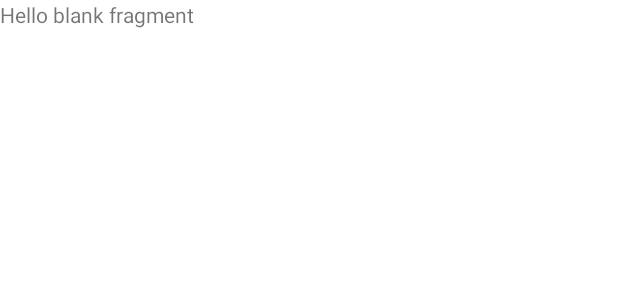
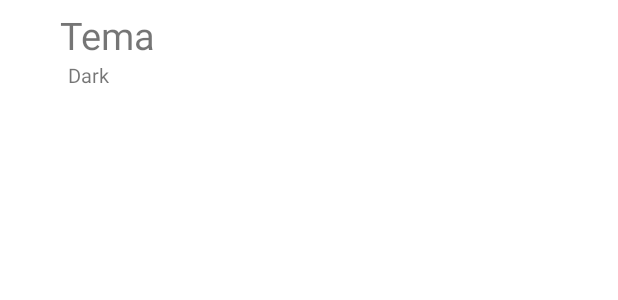
Before and after one commit to rodrigmatrix/sigaa_ufc_android, an Android app: the layout fragment_settings.xml on its own in the app's theme, with its tools: preview values and no code run, on a phone screen of 412 x 824 dp. Shown: the top 300 px of the screen. Run offline under Robolectric (Android 15) with nearby library versions, the phone set to English and light mode, and no system bars; network calls fail.

Commit message:
Dark theme nas configurações

```diff
--- a/app/src/main/res/layout/app_bar_main2.xml
+++ b/app/src/main/res/layout/app_bar_main2.xml
@@ -8,12 +8,12 @@
 
     <com.google.android.material.appbar.AppBarLayout
             android:layout_width="match_parent"
-            android:layout_height="wrap_content">
+            android:layout_height="wrap_content"
+            app:elevation="12dp">
 
         <com.google.android.material.appbar.MaterialToolbar
                 android:id="@+id/toolbar"
                 android:background="?attr/backgroundColor"
-                android:elevation="12dp"
                 tools:title="Restaurante Universitário"
                 android:layout_width="match_parent"
                 app:titleTextColor="@color/colorPrimary"
--- a/app/src/main/res/layout/fragment_settings.xml
+++ b/app/src/main/res/layout/fragment_settings.xml
@@ -3,12 +3,28 @@
         xmlns:tools="http://schemas.android.com/tools"
         android:layout_width="match_parent"
         android:layout_height="match_parent"
+        android:id="@+id/settings_fragment"
         tools:context=".fragments.SettingsFragment">
 
-    <!-- TODO: Update blank fragment layout -->
-    <TextView
+    <LinearLayout
+            android:id="@+id/theme_button"
             android:layout_width="match_parent"
-            android:layout_height="match_parent"
-            android:text="@string/hello_blank_fragment" />
+            android:layout_height="wrap_content"
+            android:clickable="true"
+            android:layout_marginTop="6dp"
+            android:orientation="vertical">
+        <TextView
+                android:layout_width="match_parent"
+                android:layout_height="wrap_content"
+                android:layout_marginLeft="40dp"
+                android:textSize="25dp"
+                android:text="Tema"/>
+        <TextView
+                android:layout_width="match_parent"
+                android:layout_height="wrap_content"
+                android:layout_marginLeft="45dp"
+                android:textSize="13dp"
+                android:text="Dark"/>
+    </LinearLayout>
 
 </FrameLayout>
--- a/app/src/main/res/values/strings.xml
+++ b/app/src/main/res/values/strings.xml
@@ -30,4 +30,10 @@
     <string name="ru_shortcut">Créditos RU</string>
     <string name="ru_long_shortcut">RU</string>
     <string name="library_shortcut">Biblioteca</string>
+
+    <string-array name="theme_array">
+        <item>Light</item>
+        <item>Dark</item>
+        <item>Automático (Android Q)</item>
+    </string-array>
 </resources>
```
Also changed, not shown: app/src/main/java/com/rodrigmatrix/sigaaufc/MainActivity.kt (+11 -24 lines), app/src/main/java/com/rodrigmatrix/sigaaufc/fragments/RestauranteUniversiarioFragment.kt (+6 -1 lines), app/src/main/java/com/rodrigmatrix/sigaaufc/fragments/SettingsFragment.kt (+52 -1 lines), app/src/main/res/layout/fragment_restaurante_universiario.xml (+10 -15 lines), app/src/main/res/navigation/mobile_navigation.xml (+2 -8 lines), app/src/main/res/xml/recycler_divider.xml (added, +10 -0 lines).
